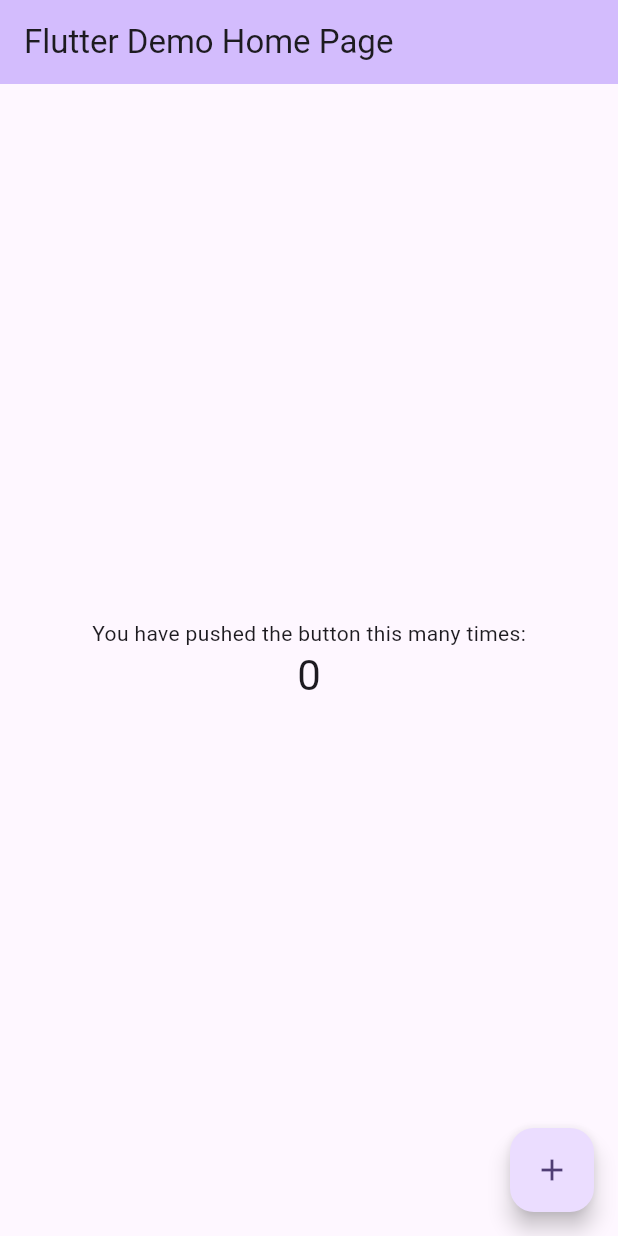
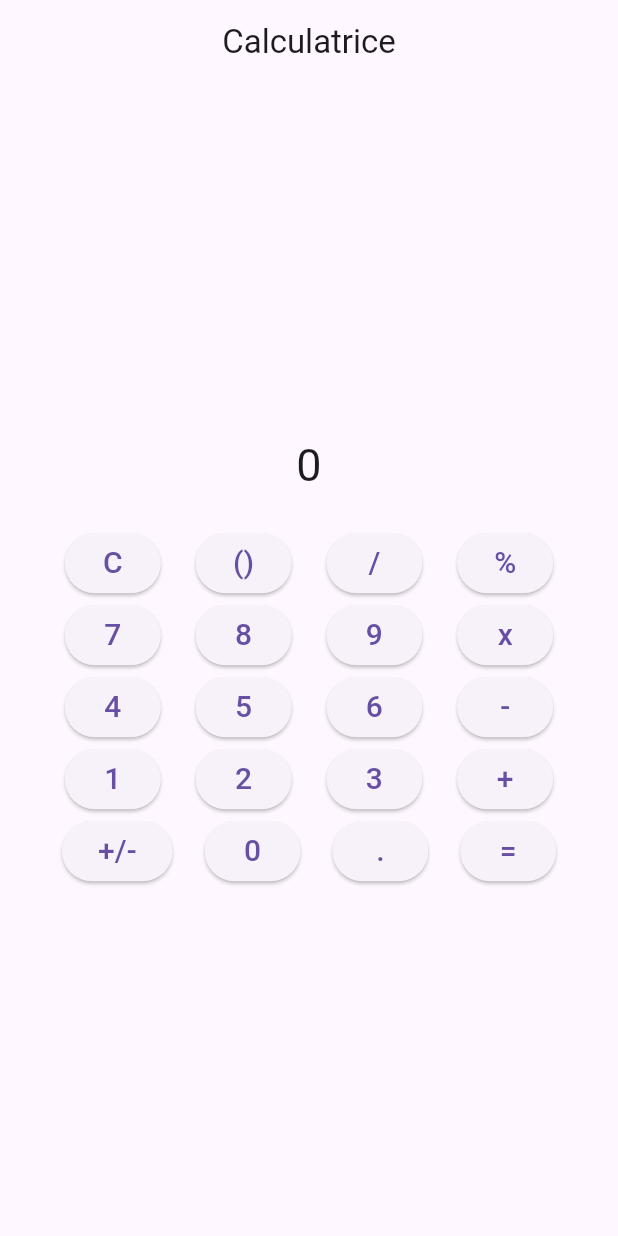
Before and after one commit to leagrnr/calculator-flutter, a Flutter app: the screen it shows after launch, on a phone screen of 412 x 824 dp. Run offline on Flutter 3.47's test engine with Material 3 defaults, Android fonts, the phone set to English and light mode, and no system bars.

Commit message:
add operation and button

```diff
--- a/lib/main.dart
+++ b/lib/main.dart
@@ -1,125 +1,131 @@
 import 'package:flutter/material.dart';
 
 void main() {
-  runApp(const MyApp());
+  runApp(MyApp());
 }
 
 class MyApp extends StatelessWidget {
-  const MyApp({super.key});
-
-  // This widget is the root of your application.
   @override
   Widget build(BuildContext context) {
     return MaterialApp(
-      title: 'Flutter Demo',
-      theme: ThemeData(
-        // This is the theme of your application.
-        //
-        // TRY THIS: Try running your application with "flutter run". You'll see
-        // the application has a purple toolbar. Then, without quitting the app,
-        // try changing the seedColor in the colorScheme below to Colors.green
-        // and then invoke "hot reload" (save your changes or press the "hot
-        // reload" button in a Flutter-supported IDE, or press "r" if you used
-        // the command line to start the app).
-        //
-        // Notice that the counter didn't reset back to zero; the application
-        // state is not lost during the reload. To reset the state, use hot
-        // restart instead.
-        //
-        // This works for code too, not just values: Most code changes can be
-        // tested with just a hot reload.
-        colorScheme: ColorScheme.fromSeed(seedColor: Colors.deepPurple),
-        useMaterial3: true,
-      ),
-      home: const MyHomePage(title: 'Flutter Demo Home Page'),
+      home: Calculator(),
     );
   }
 }
 
-class MyHomePage extends StatefulWidget {
-  const MyHomePage({super.key, required this.title});
-
-  // This widget is the home page of your application. It is stateful, meaning
-  // that it has a State object (defined below) that contains fields that affect
-  // how it looks.
-
-  // This class is the configuration for the state. It holds the values (in this
-  // case the title) provided by the parent (in this case the App widget) and
-  // used by the build method of the State. Fields in a Widget subclass are
-  // always marked "final".
-
-  final String title;
-
+class Calculator extends StatefulWidget {
   @override
-  State<MyHomePage> createState() => _MyHomePageState();
+  _CalculatorState createState() => _CalculatorState();
 }
 
-class _MyHomePageState extends State<MyHomePage> {
-  int _counter = 0;
+class _CalculatorState extends State<Calculator> {
+  String _output = "0";
+  String _input = "";
+  String _operator = "";
+  double _num1 = 0;
+  double _num2 = 0;
 
-  void _incrementCounter() {
-    setState(() {
-      // This call to setState tells the Flutter framework that something has
-      // changed in this State, which causes it to rerun the build method below
-      // so that the display can reflect the updated values. If we changed
-      // _counter without calling setState(), then the build method would not be
-      // called again, and so nothing would appear to happen.
-      _counter++;
-    });
+  void _buttonPressed(String buttonText) {
+    if (buttonText == "C") {
+      _input = "";
+      _output = "0";
+      _num1 = 0;
+      _num2 = 0;
+      _operator = "";
+    } else if (buttonText == "+" || buttonText == "-" || buttonText == "x" || buttonText == "/") {
+      _num1 = double.parse(_input);
+      _operator = buttonText;
+      _input = "";
+    } else if (buttonText == "=") {
+      _num2 = double.parse(_input);
+      if (_operator == "+") {
+        _output = (_num1 + _num2).toString();
+      } else if (_operator == "-") {
+        _output = (_num1 - _num2).toString();
+      } else if (_operator == "x") {
+        _output = (_num1 * _num2).toString();
+      } else if (_operator == "/") {
+        _output = (_num1 / _num2).toString();
+      }
+      _input = _output;
+      _operator = "";
+    } else {
+      _input += buttonText;
+      _output = _input;
+    }
+    setState(() {});
+  }
+
+  Widget _buildButton(String buttonText) {
+    return ElevatedButton(
+      onPressed: () => _buttonPressed(buttonText),
+      child: Text(buttonText, style: TextStyle(fontSize: 20)),
+    );
   }
 
   @override
   Widget build(BuildContext context) {
-    // This method is rerun every time setState is called, for instance as done
-    // by the _incrementCounter method above.
-    //
-    // The Flutter framework has been optimized to make rerunning build methods
-    // fast, so that you can just rebuild anything that needs updating rather
-    // than having to individually change instances of widgets.
     return Scaffold(
       appBar: AppBar(
-        // TRY THIS: Try changing the color here to a specific color (to
-        // Colors.amber, perhaps?) and trigger a hot reload to see the AppBar
-        // change color while the other colors stay the same.
-        backgroundColor: Theme.of(context).colorScheme.inversePrimary,
-        // Here we take the value from the MyHomePage object that was created by
-        // the App.build method, and use it to set our appbar title.
-        title: Text(widget.title),
+        title: const Center(child: Text('Calculatrice')),
       ),
       body: Center(
-        // Center is a layout widget. It takes a single child and positions it
-        // in the middle of the parent.
+        child: Container(
+          padding: EdgeInsets.all(20),
           child: Column(
-          // Column is also a layout widget. It takes a list of children and
-          // arranges them vertically. By default, it sizes itself to fit its
-          // children horizontally, and tries to be as tall as its parent.
-          //
-          // Column has various properties to control how it sizes itself and
-          // how it positions its children. Here we use mainAxisAlignment to
-          // center the children vertically; the main axis here is the vertical
-          // axis because Columns are vertical (the cross axis would be
-          // horizontal).
-          //
-          // TRY THIS: Invoke "debug painting" (choose the "Toggle Debug Paint"
-          // action in the IDE, or press "p" in the console), to see the
-          // wireframe for each widget.
             mainAxisAlignment: MainAxisAlignment.center,
             children: <Widget>[
-            const Text(
-              'You have pushed the button this many times:',
+              Text( '$_output', style: TextStyle(fontSize: 30)),
+              SizedBox(height: 20),
+              Row(
+                mainAxisAlignment: MainAxisAlignment.spaceEvenly,
+                children: <Widget>[
+                  _buildButton("C"),
+                  _buildButton("()"),
+                  _buildButton("/"),
+                  _buildButton("%"),
+                ],
               ),
-            Text(
-              '$_counter',
-              style: Theme.of(context).textTheme.headlineMedium,
+              Row(
+                mainAxisAlignment: MainAxisAlignment.spaceEvenly,
+                children: <Widget>[
+                  _buildButton("7"),
+                  _buildButton("8"),
+                  _buildButton("9"),
+                  _buildButton("x"),
+                ],
+              ),
+              Row(
+                mainAxisAlignment: MainAxisAlignment.spaceEvenly,
+                children: <Widget>[
+                  _buildButton("4"),
+                  _buildButton("5"),
+                  _buildButton("6"),
+                  _buildButton("-"),
+                ],
+              ),
+              Row(
+                mainAxisAlignment: MainAxisAlignment.spaceEvenly,
+                children: <Widget>[
+                  _buildButton("1"),
+                  _buildButton("2"),
+                  _buildButton("3"),
+                  _buildButton("+"),
+                ],
+              ),
+              Row(
+                mainAxisAlignment: MainAxisAlignment.spaceEvenly,
+                children: <Widget>[
+                  _buildButton("+/-"),
+                  _buildButton("0"),
+                  _buildButton("."),
+                  _buildButton("="),
+                ],
               ),
             ],
           ),
         ),
-      floatingActionButton: FloatingActionButton(
-        onPressed: _incrementCounter,
-        tooltip: 'Increment',
-        child: const Icon(Icons.add),
-      ), // This trailing comma makes auto-formatting nicer for build methods.
+      ),
     );
   }
 }
```
Lines whose indentation alone changed are shown as unchanged.
